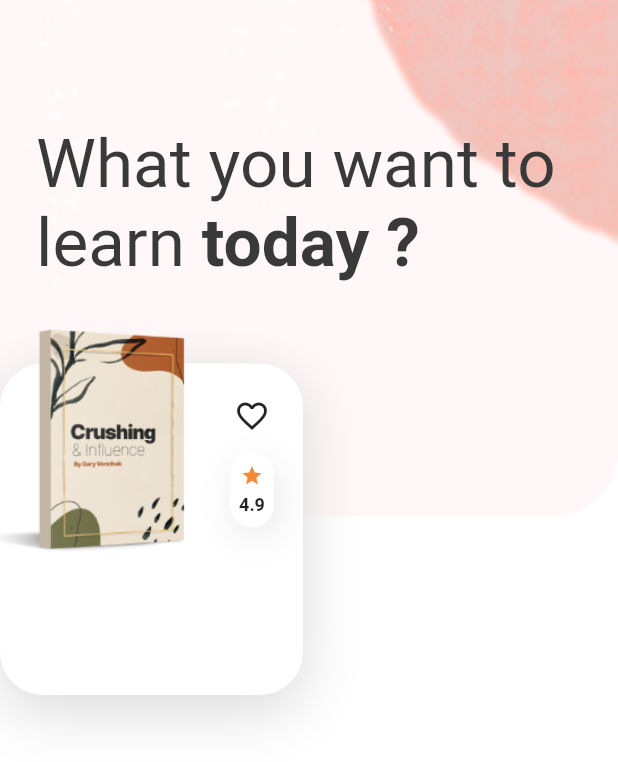
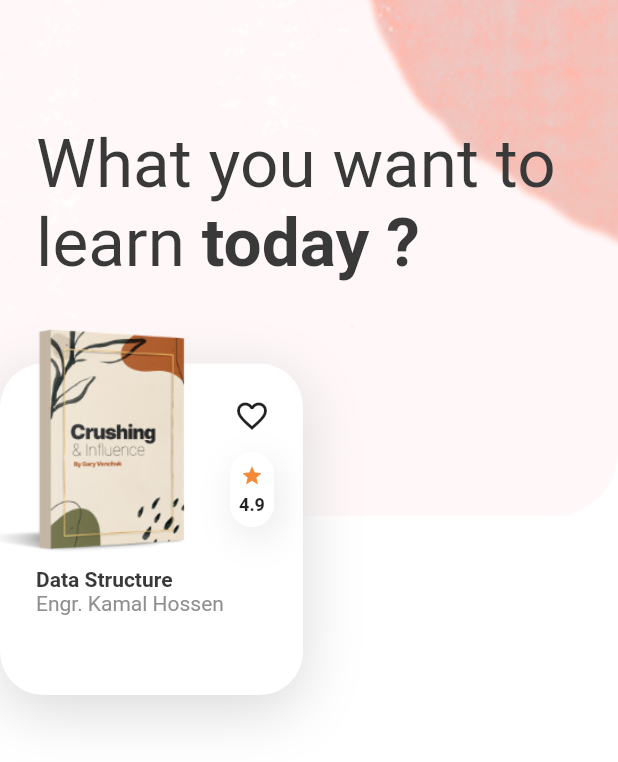
Before and after one commit to shahdat-sajib/libraryApp-ui-flutter, a Flutter app: the HomeScreen screen opened directly, on a phone screen of 412 x 824 dp. Shown: the top 762 px of the screen. Run offline on Flutter 3.47's test engine with Material 2 defaults, Android fonts, the phone set to English and light mode, and no system bars.

Commit message:
card details added without bottom btn

```diff
--- a/lib/screens/home_screen.dart
+++ b/lib/screens/home_screen.dart
@@ -3,6 +3,8 @@ import 'package:flutter/material.dart';
 import 'package:flutter/src/foundation/key.dart';
 import 'package:flutter/src/widgets/framework.dart';
 import 'package:online_library/consttants.dart';
+
+import '../widgets/book_rating.dart';
 
 class HomeScreen extends StatelessWidget {
   const HomeScreen({Key? key}) : super(key: key);
@@ -81,6 +83,35 @@ class HomeScreen extends StatelessWidget {
                     ),
 
                   ),
+                  Positioned(
+                    top: 160,
+                    child: Container(
+                      height: 85,
+                      width: 202,
+                      child: Column(
+                        crossAxisAlignment: CrossAxisAlignment.start,
+                        children: [
+                          Padding(
+                            padding: const EdgeInsets.only(left: 24),
+                            child: RichText(text: TextSpan(
+                              style: TextStyle(color: kBlackColor),
+                              children: [
+                                TextSpan(text: "Data Structure\n",
+                                style: TextStyle(
+                                  fontWeight: FontWeight.bold,
+                                ),
+                                ),
+                                TextSpan(text: "Engr. Kamal Hossen",
+                                style: TextStyle(
+                                  color: kLightBlackColor,
+                                )),
+                              ]
+                            )),
+                          )
+                        ],
+                      ),
+                    ),
+                  ),
                 ],
               ),
             ),
@@ -90,47 +121,3 @@ class HomeScreen extends StatelessWidget {
     );
   }
 }
-
-class BookRating extends StatelessWidget {
-  final double score;
-
-  const BookRating({
-    Key? key,
-    required this.score,
-
-  }) : super(key: key);
-
-  @override
-  Widget build(BuildContext context) {
-    return Container(
-    padding:
-        EdgeInsets.symmetric(vertical: 8, horizontal: 6),
-        decoration: BoxDecoration(
-          color: Colors.white,
-          borderRadius: BorderRadius.circular(16),
-          boxShadow: [
-            BoxShadow(
-              offset: Offset(3, 7),
-              blurRadius: 20,
-              color: Color(0xFD3D3D3).withOpacity(0.5),
-            ),
-          ],
-        ),
-        child: Column(
-          children: [
-            Icon(
-              Icons.star,
-              color: kIconColor,
-              size: 15,
-            ),
-            SizedBox(height: 5,),
-            Text("$score",
-            style: TextStyle(
-              fontSize: 12,
-              fontWeight: FontWeight.bold,
-            ),)
-          ],
-        ),
-                        );
-  }
-}
--- /dev/null
+++ b/lib/widgets/book_rating.dart
@@ -0,0 +1,49 @@
+import 'package:flutter/material.dart';
+
+import '../consttants.dart';
+
+class BookRating extends StatelessWidget {
+  final double score;
+
+  const BookRating({
+    Key? key,
+    required this.score,
+  }) : super(key: key);
+
+  @override
+  Widget build(BuildContext context) {
+    return Container(
+      padding: EdgeInsets.symmetric(vertical: 8, horizontal: 6),
+      decoration: BoxDecoration(
+        color: Colors.white,
+        borderRadius: BorderRadius.circular(16),
+        boxShadow: [
+          BoxShadow(
+            offset: Offset(3, 7),
+            blurRadius: 20,
+            color: Color(0xFD3D3D3).withOpacity(0.5),
+          ),
+        ],
+      ),
+      child: Column(
+        children: [
+          Icon(
+            Icons.star,
+            color: kIconColor,
+            size: 15,
+          ),
+          SizedBox(
+            height: 5,
+          ),
+          Text(
+            "$score",
+            style: TextStyle(
+              fontSize: 12,
+              fontWeight: FontWeight.bold,
+            ),
+          )
+        ],
+      ),
+    );
+  }
+}
```
